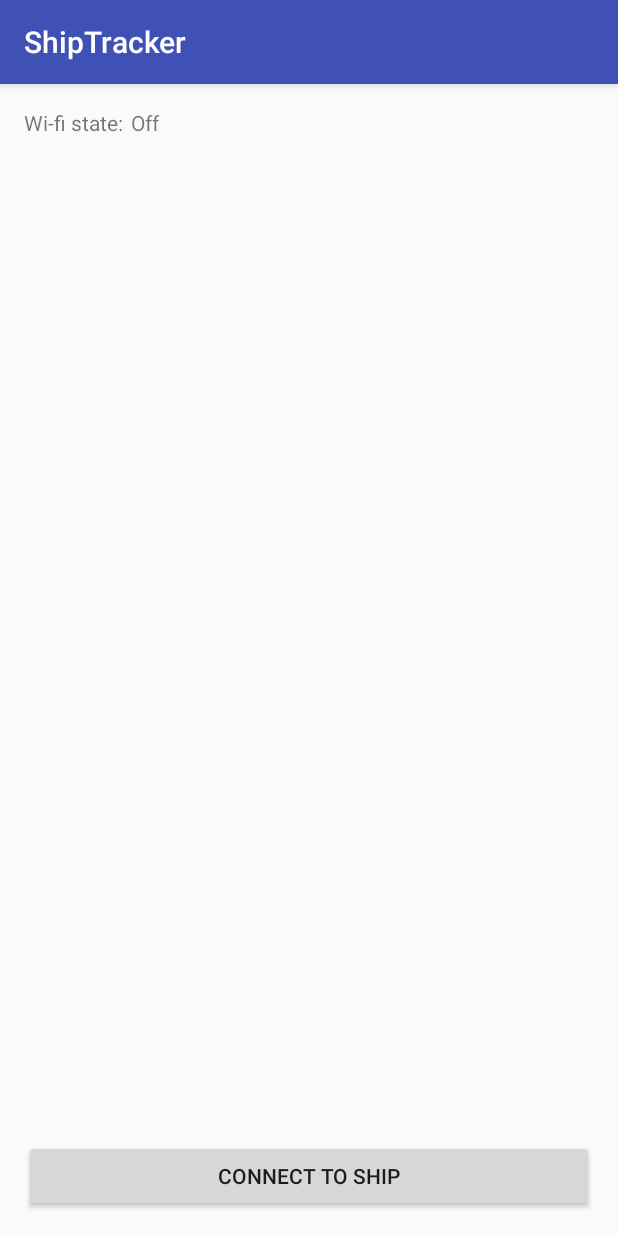
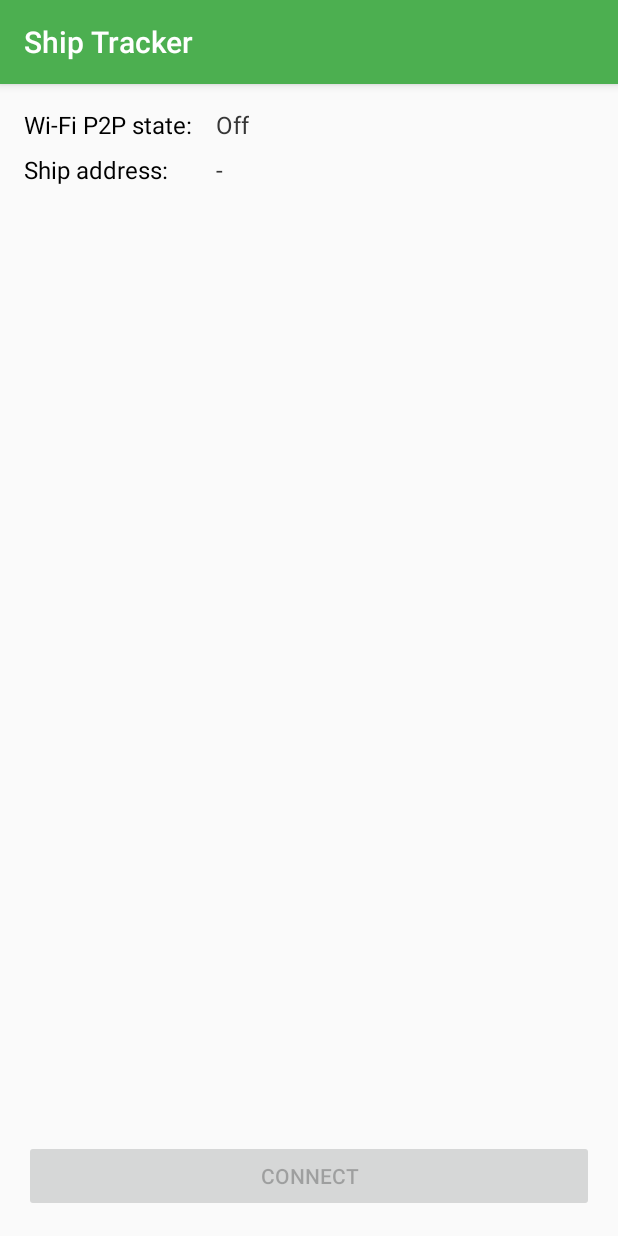
Before and after one commit to sn0wcr4sh/ShipTracker, an Android app: the screen it shows after launch (MainActivity), on a phone screen of 412 x 824 dp. Run offline under Robolectric (Android 15) with nearby library versions, the light colour scheme and no system bars.

Commit message:
WIP - Wifi P2P tests

```diff
--- a/app/src/main/AndroidManifest.xml
+++ b/app/src/main/AndroidManifest.xml
@@ -1,5 +1,5 @@
 <?xml version="1.0" encoding="utf-8"?>
-<manifest package="sk.romanbris.shiptracker"
+<manifest package="sk.sn0wcr4sh.shiptracker"
           xmlns:android="http://schemas.android.com/apk/res/android">
 
     <uses-permission
@@ -30,7 +30,7 @@
             android:name="com.google.android.geo.API_KEY"
             android:value="@string/google_maps_key" />
 
-        <activity android:name=".MainActivity">
+        <activity android:name="sk.sn0wcr4sh.shiptracker.MainActivity">
             <intent-filter>
                 <action android:name="android.intent.action.MAIN"/>
 
--- a/app/src/main/java/sk/romanbris/shiptracker/WifiBroadcastReceiver.java
+++ /dev/null
@@ -1,75 +0,0 @@
-package sk.romanbris.shiptracker;
-
-import android.content.BroadcastReceiver;
-import android.content.Context;
-import android.content.Intent;
-import android.net.wifi.p2p.WifiP2pDevice;
-import android.net.wifi.p2p.WifiP2pDeviceList;
-import android.net.wifi.p2p.WifiP2pManager;
-
-import java.util.ArrayList;
-import java.util.Collection;
-
-/**
- * Created by Roman Bris on 9/7/2017.
- */
-
-public class WifiBroadcastReceiver extends BroadcastReceiver {
-
-    private MainActivity mActivity;
-    private WifiP2pManager mManager;
-    private WifiP2pManager.Channel mChannel;
-    private Collection<WifiP2pDevice> mPeers = new ArrayList<>();
-
-    private WifiP2pManager.PeerListListener peerListListener = new WifiP2pManager.PeerListListener() {
-
-        @Override
-        public void onPeersAvailable(WifiP2pDeviceList peers) {
-            Collection<WifiP2pDevice> refreshedPeers = peers.getDeviceList();
-            if (!refreshedPeers.equals(mPeers)) {
-                mPeers.clear();
-                mPeers.addAll(refreshedPeers);
-            }
-        }
-    };
-
-    public WifiBroadcastReceiver(
-            MainActivity activity,
-            WifiP2pManager manager,
-            WifiP2pManager.Channel channel) {
-
-        mActivity = activity;
-        mManager = manager;
-        mChannel = channel;
-        mActivity.setWifiState(false);
-    }
-
-    @Override
-    public void onReceive(Context context, Intent intent) {
-        String action = intent.getAction();
-
-        if (WifiP2pManager.WIFI_P2P_STATE_CHANGED_ACTION.equals(action)) {
-            int state = intent.getIntExtra(WifiP2pManager.EXTRA_WIFI_STATE, -1);
-            mActivity.setWifiState(state == WifiP2pManager.WIFI_P2P_STATE_ENABLED);
-            return;
-        }
-
-        if (WifiP2pManager.WIFI_P2P_PEERS_CHANGED_ACTION.equals(action)) {
-            mManager.requestPeers(mChannel, peerListListener);
-            return;
-        }
-
-        if (WifiP2pManager.WIFI_P2P_CONNECTION_CHANGED_ACTION.equals(action)) {
-
-            // Connection state changed!  We should probably do something about
-            // that.
-        }
-//        } else if (WifiP2pManager.WIFI_P2P_THIS_DEVICE_CHANGED_ACTION.equals(action)) {
-//            DeviceListFragment fragment = (DeviceListFragment) activity.getFragmentManager()
-//                    .findFragmentById(R.id.frag_list);
-//            fragment.updateThisDevice((WifiP2pDevice) intent.getParcelableExtra(
-//                    WifiP2pManager.EXTRA_WIFI_P2P_DEVICE));
-//
-//        }
-    }
-}
--- a/app/src/main/java/sk/romanbris/shiptracker/Communicator.java
+++ b/app/src/main/java/sk/sn0wcr4sh/shiptracker/Communicator.java
@@ -1,4 +1,4 @@
-package sk.romanbris.shiptracker;
+package sk.sn0wcr4sh.shiptracker;
 
 /**
  * Created by Roman Bris on 9/7/2017.
--- a/app/src/main/java/sk/romanbris/shiptracker/MainActivity.java
+++ b/app/src/main/java/sk/sn0wcr4sh/shiptracker/MainActivity.java
@@ -1,58 +1,37 @@
-package sk.romanbris.shiptracker;
+package sk.sn0wcr4sh.shiptracker;
 
-import android.content.Context;
-import android.content.IntentFilter;
+import android.content.Intent;
+import android.net.wifi.p2p.WifiP2pInfo;
 import android.net.wifi.p2p.WifiP2pManager;
+import android.os.Bundle;
 import android.support.v7.app.AppCompatActivity;
-import android.os.Bundle;
+import android.util.Log;
 import android.view.View;
 import android.widget.Button;
 import android.widget.TextView;
-import android.widget.Toast;
 
 import com.google.android.gms.maps.CameraUpdateFactory;
 import com.google.android.gms.maps.GoogleMap;
 import com.google.android.gms.maps.OnMapReadyCallback;
-import com.google.android.gms.maps.SupportMapFragment;
 import com.google.android.gms.maps.model.BitmapDescriptorFactory;
 import com.google.android.gms.maps.model.LatLng;
 import com.google.android.gms.maps.model.MarkerOptions;
 
 public class MainActivity extends AppCompatActivity implements OnMapReadyCallback {
 
-    private WifiP2pManager mManager;
-    private WifiP2pManager.Channel mChannel;
+    private final String TAG = "ShipTracker";
 
-    private final IntentFilter mIntentFilter = new IntentFilter();
+    private P2pManager mP2p;
+
     private WifiBroadcastReceiver mWifiReceiver;
 
     private TextView mTvWifiState;
+    private TextView mTvShipAddress;
+
     private Button mBtConnect;
 
-    public void setWifiState(boolean state) {
-        mTvWifiState.setText(state
-            ? R.string.wifi_on
-            : R.string.wifi_off);
-    }
-
-    public void startConnecting(View v) {
-        final Context context = this;
-
-        mBtConnect.setEnabled(false);
-
-        mManager.discoverPeers(mChannel, new WifiP2pManager.ActionListener() {
-            @Override
-            public void onSuccess() {
-                mBtConnect.setEnabled(true);
-                Toast.makeText(context, "Wifi P2P peer discovery success", Toast.LENGTH_SHORT).show();
-            }
-
-            @Override
-            public void onFailure(int reason) {
-                mBtConnect.setEnabled(true);
-                Toast.makeText(context, "Wifi P2P peer discovery failed", Toast.LENGTH_LONG).show();
-            }
-        });
+    public void startDiscovery(View v) {
+        mP2p.startServiceDiscovery();
     }
 
     @Override
@@ -75,17 +54,33 @@ public class MainActivity extends AppCompatActivity implements OnMapReadyCallbac
         super.onCreate(savedInstanceState);
         setContentView(R.layout.activity_main);
 
-        GetReferences();
+        setupReferences();
 
-        mIntentFilter.addAction(WifiP2pManager.WIFI_P2P_STATE_CHANGED_ACTION);
-        mIntentFilter.addAction(WifiP2pManager.WIFI_P2P_PEERS_CHANGED_ACTION);
-        mIntentFilter.addAction(WifiP2pManager.WIFI_P2P_CONNECTION_CHANGED_ACTION);
-        mIntentFilter.addAction(WifiP2pManager.WIFI_P2P_THIS_DEVICE_CHANGED_ACTION);
+        mP2p = new P2pManager(this, new P2pManager.Listener() {
+            @Override
+            public void onConnected(WifiP2pInfo info) {
+                if (info != null)
+                    mTvShipAddress.setText(info.groupOwnerAddress.getHostAddress());
+            }
+        });
 
-        mManager = (WifiP2pManager)getSystemService(Context.WIFI_P2P_SERVICE);
-        mChannel = mManager.initialize(this, getMainLooper(), null);
+        mWifiReceiver = new WifiBroadcastReceiver(new WifiListener() {
+            @Override
+            public void onWifiP2pStateChanged(int state) {
+                setWifiState(state == WifiP2pManager.WIFI_P2P_STATE_ENABLED);
+            }
 
-        mWifiReceiver = new WifiBroadcastReceiver(this, mManager, mChannel);
+            @Override
+            public void onPeersChanged() {
+            }
+
+            @Override
+            public void onConnectionChanged(Intent intent) {
+                mP2p.getConnectionInfo(intent);
+            }
+        });
+
+        setWifiState(false);
 
 //        SupportMapFragment mapFragment = (SupportMapFragment)getSupportFragmentManager()
 //                .findFragmentById(R.id.map);
@@ -95,7 +90,7 @@ public class MainActivity extends AppCompatActivity implements OnMapReadyCallbac
     @Override
     protected void onResume() {
         super.onResume();
-        registerReceiver(mWifiReceiver, mIntentFilter);
+        registerReceiver(mWifiReceiver, mWifiReceiver.getFilter());
     }
 
     @Override
@@ -104,8 +99,17 @@ public class MainActivity extends AppCompatActivity implements OnMapReadyCallbac
         unregisterReceiver(mWifiReceiver);
     }
 
-    private void GetReferences() {
+    private void setWifiState(boolean state) {
+        mTvWifiState.setText(state
+                ? R.string.wifi_on
+                : R.string.wifi_off);
+
+        mBtConnect.setEnabled(state);
+    }
+
+    private void setupReferences() {
         mTvWifiState = (TextView) findViewById(R.id.tvWifiState);
+        mTvShipAddress = (TextView) findViewById(R.id.tvShipAddress);
         mBtConnect = (Button)findViewById(R.id.btConnect);
     }
 }
--- /dev/null
+++ b/app/src/main/java/sk/sn0wcr4sh/shiptracker/P2pManager.java
@@ -0,0 +1,136 @@
+package sk.sn0wcr4sh.shiptracker;
+
+import android.content.Context;
+import android.content.Intent;
+import android.net.NetworkInfo;
+import android.net.wifi.WpsInfo;
+import android.net.wifi.p2p.WifiP2pConfig;
+import android.net.wifi.p2p.WifiP2pDevice;
+import android.net.wifi.p2p.WifiP2pInfo;
+import android.net.wifi.p2p.WifiP2pManager;
+import android.net.wifi.p2p.nsd.WifiP2pDnsSdServiceRequest;
+import android.util.Log;
+
+import java.util.Map;
+
+/**
+ * Created by sn0wcr4sh on 9/12/2017.
+ *
+ */
+
+class P2pManager {
+
+    interface Listener {
+        void onConnected(WifiP2pInfo info);
+    }
+
+    private final String TAG = "ShipTracker";
+    private final String SERVICE_NAME = "tracked_ship";
+
+    private Listener mListener;
+    private WifiP2pManager mManager;
+    private WifiP2pManager.Channel mChannel;
+
+    P2pManager(Context context, Listener listener) {
+
+        mListener = listener;
+        mManager = (WifiP2pManager)context.getSystemService(Context.WIFI_P2P_SERVICE);
+        mChannel = mManager.initialize(context, context.getMainLooper(), null);
+
+        registerListeners();
+    }
+
+    void startServiceDiscovery() {
+        WifiP2pDnsSdServiceRequest serviceRequest = WifiP2pDnsSdServiceRequest.newInstance();
+        mManager.addServiceRequest(mChannel, serviceRequest, new WifiP2pManager.ActionListener() {
+            @Override
+            public void onSuccess() {
+                Log.d(TAG, "Service request added");
+            }
+
+            @Override
+            public void onFailure(int reason) {
+                Log.d(TAG, "Add service request failed: " + reason);
+            }
+        });
+        mManager.discoverServices(mChannel, new WifiP2pManager.ActionListener() {
+            @Override
+            public void onSuccess() {
+                Log.d(TAG, "Discover services started");
+            }
+
+            @Override
+            public void onFailure(int reason) {
+                Log.d(TAG, "Discover services failed");
+            }
+        });
+    }
+
+    void getConnectionInfo(Intent intent) {
+        NetworkInfo networkInfo = intent.getParcelableExtra(WifiP2pManager.EXTRA_NETWORK_INFO);
+        if (networkInfo.isConnected()) {
+            mManager.requestConnectionInfo(mChannel, new WifiP2pManager.ConnectionInfoListener() {
+                @Override
+                public void onConnectionInfoAvailable(WifiP2pInfo info) {
+                    Log.d(TAG, "Connection info ready");
+                    Log.d(TAG, "Owner address: " + info.groupOwnerAddress.getHostAddress());
+                    mListener.onConnected(info);
+                }
+            });
+        }
+    }
+
+    private void registerListeners() {
+        WifiP2pManager.DnsSdTxtRecordListener txtListener = new WifiP2pManager.DnsSdTxtRecordListener() {
+            @Override
+            public void onDnsSdTxtRecordAvailable(
+                    String fullDomainName, Map<String, String> txtRecordMap, WifiP2pDevice srcDevice) {
+
+                if (fullDomainName.contains(SERVICE_NAME)) {
+                    Log.d(TAG, "Service(s) discovered on device " + fullDomainName + ", " +
+                            srcDevice.deviceAddress + "/" + srcDevice.deviceName);
+
+                    if (txtRecordMap != null)
+                        Log.d(TAG, "Records: " + txtRecordMap.toString());
+                    else
+                        Log.d(TAG, "No records");
+
+                    connect(srcDevice);
+                }
+                else {
+                    Log.d(TAG, "Not mine service");
+                }
+            }
+        };
+
+        WifiP2pManager.DnsSdServiceResponseListener responseListener =
+                new WifiP2pManager.DnsSdServiceResponseListener() {
+                    @Override
+                    public void onDnsSdServiceAvailable(String instanceName, String registrationType, WifiP2pDevice srcDevice) {
+                        Log.d(TAG, "Service available: " + instanceName);
+                    }
+                };
+
+        mManager.setDnsSdResponseListeners(mChannel, responseListener, txtListener);
+    }
+
+    private void connect(WifiP2pDevice device) {
+        Log.d(TAG, "P2P connect...");
+
+        WifiP2pConfig config = new WifiP2pConfig();
+        config.deviceAddress = device.deviceAddress;
+        config.wps.setup = WpsInfo.PBC;
+
+        mManager.connect(mChannel, config, new WifiP2pManager.ActionListener() {
+            @Override
+            public void onSuccess() {
+                Log.d(TAG, "Connect initiated");
+            }
+
+            @Override
+            public void onFailure(int reason) {
+                Log.d(TAG, "Connect failed: " + reason);
+            }
+        });
+    }
+}
--- /dev/null
+++ b/app/src/main/java/sk/sn0wcr4sh/shiptracker/WifiBroadcastReceiver.java
@@ -0,0 +1,67 @@
+package sk.sn0wcr4sh.shiptracker;
+
+import android.content.BroadcastReceiver;
+import android.content.Context;
+import android.content.Intent;
+import android.content.IntentFilter;
+import android.net.wifi.p2p.WifiP2pManager;
+
+/**
+ * Created by sn0wcr4sh on 9/7/2017.
+ *
+ */
+
+interface WifiListener {
+    void onWifiP2pStateChanged(int state);
+    void onPeersChanged();
+    void onConnectionChanged(Intent intent);
+}
+
+public class WifiBroadcastReceiver extends BroadcastReceiver {
+
+    private final String TAG = "ShipTracker";
+
+    private WifiListener mListener;
+    private IntentFilter mFilter;
+
+    public WifiBroadcastReceiver(WifiListener listener) {
+        mListener = listener;
+
+        mFilter = new IntentFilter();
+        mFilter.addAction(WifiP2pManager.WIFI_P2P_STATE_CHANGED_ACTION);
+        mFilter.addAction(WifiP2pManager.WIFI_P2P_PEERS_CHANGED_ACTION);
+        mFilter.addAction(WifiP2pManager.WIFI_P2P_CONNECTION_CHANGED_ACTION);
+        mFilter.addAction(WifiP2pManager.WIFI_P2P_THIS_DEVICE_CHANGED_ACTION);
+    }
+
+    @Override
+    public void onReceive(Context context, Intent intent) {
+        String action = intent.getAction();
+
+        if (WifiP2pManager.WIFI_P2P_STATE_CHANGED_ACTION.equals(action)) {
+            int state = intent.getIntExtra(WifiP2pManager.EXTRA_WIFI_STATE, -1);
+            mListener.onWifiP2pStateChanged(state);
+            return;
+        }
+
+        if (WifiP2pManager.WIFI_P2P_PEERS_CHANGED_ACTION.equals(action)) {
+            mListener.onPeersChanged();
+            return;
+        }
+
+        if (WifiP2pManager.WIFI_P2P_CONNECTION_CHANGED_ACTION.equals(action)) {
+            mListener.onConnectionChanged(intent);
+        }
+//        } else if (WifiP2pManager.WIFI_P2P_THIS_DEVICE_CHANGED_ACTION.equals(action)) {
+//            DeviceListFragment fragment = (DeviceListFragment) activity.getFragmentManager()
+//                    .findFragmentById(R.id.frag_list);
+//            fragment.updateThisDevice((WifiP2pDevice) intent.getParcelableExtra(
+//                    WifiP2pManager.EXTRA_WIFI_P2P_DEVICE));
+//
+//        }
+    }
+
+    IntentFilter getFilter() {
+        return mFilter;
+    }
+}
--- a/app/src/main/res/layout/activity_main.xml
+++ b/app/src/main/res/layout/activity_main.xml
@@ -4,33 +4,58 @@
     xmlns:tools="http://schemas.android.com/tools"
     android:layout_width="match_parent"
     android:layout_height="match_parent"
-    tools:context="sk.romanbris.shiptracker.MainActivity"
+    tools:context="sk.sn0wcr4sh.shiptracker.MainActivity"
     android:padding="16dp">
 
-    <LinearLayout
+    <GridLayout
         android:layout_width="match_parent"
         android:layout_height="wrap_content"
         android:orientation="horizontal"
-        android:layout_alignParentTop="true">
+        android:layout_alignParentTop="true"
+        android:columnCount="2">
         <TextView
+            android:layout_column="0"
+            android:layout_row="0"
             android:layout_width="wrap_content"
             android:layout_height="wrap_content"
-            android:layout_marginRight="5dp"
+            style="@style/TextViewLabel"
             android:text="@string/wifi_state"/>
         <TextView
+            android:layout_column="1"
+            android:layout_row="0"
             android:id="@+id/tvWifiState"
             android:layout_width="wrap_content"
             android:layout_height="wrap_content"
+            style="@style/TextViewValue"
             android:text="@string/wifi_on"/>
-    </LinearLayout>
+
+        <TextView
+            android:layout_column="0"
+            android:layout_row="1"
+            android:layout_width="wrap_content"
+            android:layout_height="wrap_content"
+            style="@style/TextViewLabel"
+            android:text="@string/ship_address"/>
+        <TextView
+            android:id="@+id/tvShipAddress"
+            android:layout_column="1"
+            android:layout_row="1"
+            android:layout_width="wrap_content"
+            android:layout_height="wrap_content"
+            style="@style/TextViewValue"
+            android:text="@string/unread"/>
+
+    </GridLayout>
 
     <Button
         android:id="@+id/btConnect"
         android:layout_width="match_parent"
         android:layout_height="wrap_content"
         android:layout_alignParentBottom="true"
-        android:text="@string/connect_to_ship"
-        android:onClick="startConnecting"/>
+        android:text="@string/connect"
+        android:onClick="startDiscovery"/>
+
+
 
 
     <!--<fragment xmlns:android="http://schemas.android.com/apk/res/android"-->
--- a/app/src/main/res/values/strings.xml
+++ b/app/src/main/res/values/strings.xml
@@ -1,8 +1,11 @@
 <resources>
-    <string name="app_name">ShipTracker</string>
+    <string name="app_name">Ship Tracker</string>
     <string name="google_maps_key">AIzaSyDn5MJho23WzE695iHdCUKdEtp9cGulK1Y</string>
-    <string name="wifi_state">Wi-fi state:</string>
+    <string name="wifi_state">Wi-Fi P2P state:</string>
     <string name="wifi_on">On</string>
     <string name="wifi_off">Off</string>
     <string name="connect_to_ship">Connect to ship</string>
+    <string name="ship_address">Ship address:</string>
+    <string name="unread">-</string>
+    <string name="connect">Connect</string>
 </resources>
--- a/app/src/main/res/values/styles.xml
+++ b/app/src/main/res/values/styles.xml
@@ -3,9 +3,21 @@
     <!-- Base application theme. -->
     <style name="AppTheme" parent="Theme.AppCompat.Light.DarkActionBar">
         <!-- Customize your theme here. -->
-        <item name="colorPrimary">@color/colorPrimary</item>
-        <item name="colorPrimaryDark">@color/colorPrimaryDark</item>
-        <item name="colorAccent">@color/colorAccent</item>
+        <item name="colorPrimary">#4CAF50</item>
+        <item name="colorPrimaryDark">#2E7D32</item>
+        <item name="colorAccent">#E1F5FE</item>
+    </style>
+
+    <style name="TextViewLabel" parent="@android:style/TextAppearance.Widget.TextView">
+        <item name="android:layout_marginBottom">8dp</item>
+        <item name="android:textColor">#000000</item>
+    </style>
+
+    <style name="TextViewValue" parent="@android:style/TextAppearance.Widget.TextView">
+        <item name="android:layout_marginBottom">8dp</item>
+        <item name="android:textColor">#363636</item>
+        <item name="android:textStyle">normal</item>
+        <item name="android:layout_marginLeft">16dp</item>
     </style>
 
 </resources>
```
Also changed, not shown: app/src/main/res/mipmap-hdpi/ic_launcher.png, app/src/main/res/mipmap-mdpi/ic_launcher.png, app/src/main/res/mipmap-xhdpi/ic_launcher.png, app/src/main/res/mipmap-xxhdpi/ic_launcher.png, app/src/main/res/mipmap-xxxhdpi/ic_launcher.png, 4 other files.
